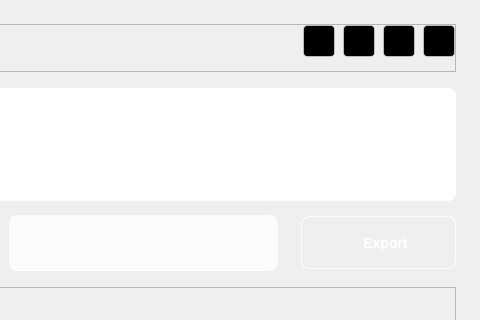
Before: the Qt Designer form ui/WSpeechGenerationUi.ui in yechaoGitHub/AI, drawn with Qt 5; both pictures show x 598 to 1078 and y 0 to 320 of the 1078 by 418 pixel window.
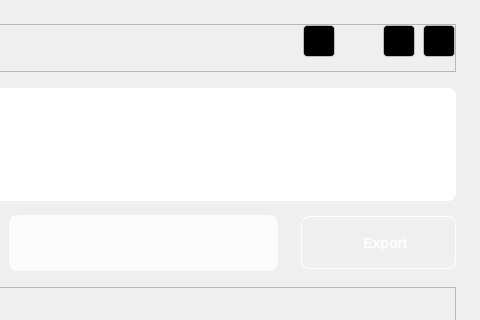
After: the same form once the commit is applied. Icons and pictures are not drawn. Custom widgets are drawn as their Qt base class.

What changed in the file:
```diff
--- a/ui/WSpeechGenerationUi.ui
+++ b/ui/WSpeechGenerationUi.ui
@@ -26,7 +26,62 @@
    <string>WSpeechGenerationUi</string>
   </property>
   <property name="styleSheet">
-   <string notr="true"/>
+   <string notr="true">QComboBox QAbstractItemView {
+    outline: 1px solid rgba(0,0,0,10);
+    border: 1px solid rgba(0,0,0,10);
+    color: #000000;
+    background-color: #FFFFFF; 
+    selection-color: #000000;
+    selection-background-color:rgba(160, 195, 255,0);
+}
+
+QComboBox QAbstractScrollArea QScrollBar:vertical {
+    width: 10px;
+    background-color: #ffffff; 
+}
+
+QComboBox QAbstractScrollArea QScrollBar::handle:vertical {
+    border-radius: 5px;
+    background: rgba(0,0,0,10);
+}
+
+QComboBox QAbstractScrollArea QScrollBar::handle:vertical:hover {
+    background: #505050;
+}
+
+
+QScrollBar:vertical
+{
+    width:6px;
+    background:transparent;
+    margin:0px,0px,0px,0px;
+	border-radius:none;
+}
+QScrollBar::handle:vertical
+{
+    width:6px;
+    background:rgba(0,0,0,25%);
+    border-radius:4px;
+	min-height: 30;
+}
+QScrollBar::handle:vertical:hover
+{
+    width:6px;
+    background:rgba(0,0,0,50%);   
+    border-radius:4px;
+	min-height: 30;
+}
+
+QScrollBar::add-line:vertical, QScrollBar::add-line:horizontal {
+      background: transparent;
+      height: 0px;
+      width: 0px;
+}
+QScrollBar::sub-line:vertical, QScrollBar::sub-line:horizontal {
+      background: transparent;
+       height: 0px;
+      width: 0px;
+    }</string>
   </property>
   <layout class="QVBoxLayout" name="verticalLayout">
    <property name="spacing">
@@ -183,13 +238,26 @@
          <cursorShape>PointingHandCursor</cursorShape>
         </property>
         <property name="styleSheet">
-         <string notr="true">background-image:url(:/QtTest/icon/Speech/lock.png);
+         <string notr="true">QPushButton#pb_lock[lock=false]{
+	background-image:url(:/QtTest/icon/Speech/lock.png);
 background-color:rgb(0,0,0);
 background-position:center;
 background-repeat:no-repeat;
 border:1px solid;
 border-radius:4px;
-border-color:rgba(255,255,255,50%);</string>
+border-color:rgba(255,255,255,50%);
+}
+
+QPushButton#pb_lock[lock=true]{
+	background-image:url(:/QtTest/icon/Speech/lock_ok.png);
+background-color:rgb(0,0,0);
+background-position:center;
+background-repeat:no-repeat;
+border:1px solid;
+border-radius:4px;
+border-color:rgba(255,255,255,50%);
+}
+</string>
         </property>
         <property name="text">
          <string/>
```
